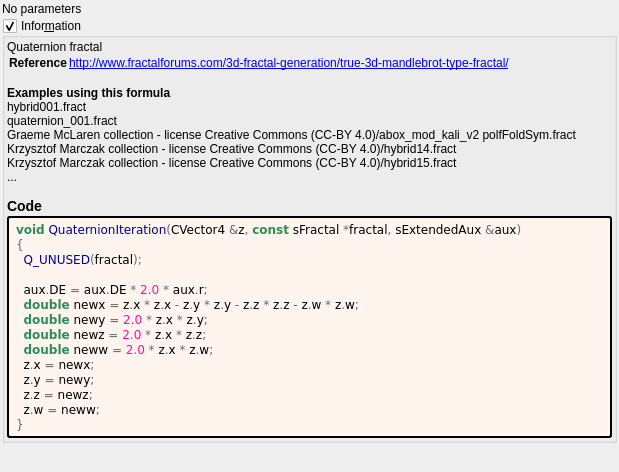
First picture: the form in mandelbulber2/formula/ui/quaternion.ui, repository buddhi1980/mandelbulber2, before the edit.
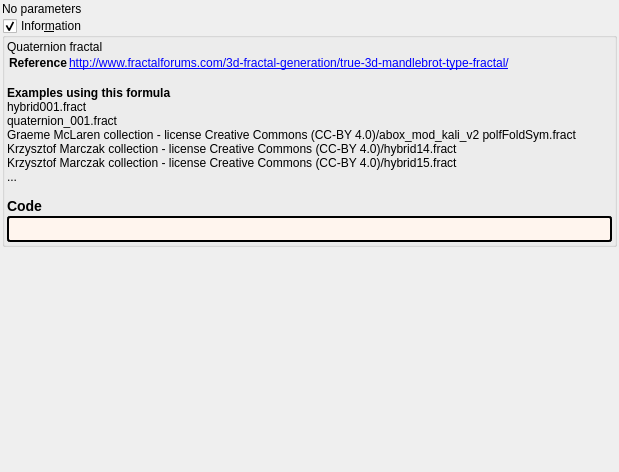
Second picture: the form after the edit. Custom widgets are drawn as their Qt base class.

Diff of the .ui file:
```diff
--- a/mandelbulber2/formula/ui/quaternion.ui
+++ b/mandelbulber2/formula/ui/quaternion.ui
@@ -89,23 +89,7 @@
          <string notr="true">border-style: outset; border-width: 2px; border-radius: 3px; border-color: black; background-color: #fff5ee; padding: 4px;</string>
         </property>
         <property name="text">
-         <string notr="true">&lt;body style=&quot;background-color:#fff5ee&quot;&gt;
-&lt;pre style=&quot;color:#000000; background-color:#fff5ee;  font-family:'Courier New',monospace;&quot;&gt;&lt;span style=&quot;color:#2e8b57; font-weight:bold&quot;&gt;void&lt;/span&gt; &lt;span style=&quot;color:#00008f&quot;&gt;QuaternionIteration&lt;/span&gt;&lt;span style=&quot;color:#676767&quot;&gt;(&lt;/span&gt;CVector4 &lt;span style=&quot;color:#676767&quot;&gt;&amp;amp;&lt;/span&gt;z&lt;span style=&quot;color:#676767&quot;&gt;,&lt;/span&gt; &lt;span style=&quot;color:#2e8b57; font-weight:bold&quot;&gt;const&lt;/span&gt; sFractal &lt;span style=&quot;color:#676767&quot;&gt;*&lt;/span&gt;fractal&lt;span style=&quot;color:#676767&quot;&gt;,&lt;/span&gt; sExtendedAux &lt;span style=&quot;color:#676767&quot;&gt;&amp;amp;&lt;/span&gt;aux&lt;span style=&quot;color:#676767&quot;&gt;)&lt;/span&gt;
-&lt;span style=&quot;color:#676767&quot;&gt;{&lt;/span&gt;
-  &lt;span style=&quot;color:#00008f&quot;&gt;Q_UNUSED&lt;/span&gt;&lt;span style=&quot;color:#676767&quot;&gt;(&lt;/span&gt;fractal&lt;span style=&quot;color:#676767&quot;&gt;);&lt;/span&gt;
-
-  aux&lt;span style=&quot;color:#676767&quot;&gt;.&lt;/span&gt;DE &lt;span style=&quot;color:#676767&quot;&gt;=&lt;/span&gt; aux&lt;span style=&quot;color:#676767&quot;&gt;.&lt;/span&gt;DE &lt;span style=&quot;color:#676767&quot;&gt;*&lt;/span&gt; &lt;span style=&quot;color:#ff1493&quot;&gt;2.0&lt;/span&gt; &lt;span style=&quot;color:#676767&quot;&gt;*&lt;/span&gt; aux&lt;span style=&quot;color:#676767&quot;&gt;.&lt;/span&gt;r&lt;span style=&quot;color:#676767&quot;&gt;;&lt;/span&gt;
-  &lt;span style=&quot;color:#2e8b57; font-weight:bold&quot;&gt;double&lt;/span&gt; newx &lt;span style=&quot;color:#676767&quot;&gt;=&lt;/span&gt; z&lt;span style=&quot;color:#676767&quot;&gt;.&lt;/span&gt;x &lt;span style=&quot;color:#676767&quot;&gt;*&lt;/span&gt; z&lt;span style=&quot;color:#676767&quot;&gt;.&lt;/span&gt;x &lt;span style=&quot;color:#676767&quot;&gt;-&lt;/span&gt; z&lt;span style=&quot;color:#676767&quot;&gt;.&lt;/span&gt;y &lt;span style=&quot;color:#676767&quot;&gt;*&lt;/span&gt; z&lt;span style=&quot;color:#676767&quot;&gt;.&lt;/span&gt;y &lt;span style=&quot;color:#676767&quot;&gt;-&lt;/span&gt; z&lt;span style=&quot;color:#676767&quot;&gt;.&lt;/span&gt;z &lt;span style=&quot;color:#676767&quot;&gt;*&lt;/span&gt; z&lt;span style=&quot;color:#676767&quot;&gt;.&lt;/span&gt;z &lt;span style=&quot;color:#676767&quot;&gt;-&lt;/span&gt; z&lt;span style=&quot;color:#676767&quot;&gt;.&lt;/span&gt;w &lt;span style=&quot;color:#676767&quot;&gt;*&lt;/span&gt; z&lt;span style=&quot;color:#676767&quot;&gt;.&lt;/span&gt;w&lt;span style=&quot;color:#676767&quot;&gt;;&lt;/span&gt;
-  &lt;span style=&quot;color:#2e8b57; font-weight:bold&quot;&gt;double&lt;/span&gt; newy &lt;span style=&quot;color:#676767&quot;&gt;=&lt;/span&gt; &lt;span style=&quot;color:#ff1493&quot;&gt;2.0&lt;/span&gt; &lt;span style=&quot;color:#676767&quot;&gt;*&lt;/span&gt; z&lt;span style=&quot;color:#676767&quot;&gt;.&lt;/span&gt;x &lt;span style=&quot;color:#676767&quot;&gt;*&lt;/span&gt; z&lt;span style=&quot;color:#676767&quot;&gt;.&lt;/span&gt;y&lt;span style=&quot;color:#676767&quot;&gt;;&lt;/span&gt;
-  &lt;span style=&quot;color:#2e8b57; font-weight:bold&quot;&gt;double&lt;/span&gt; newz &lt;span style=&quot;color:#676767&quot;&gt;=&lt;/span&gt; &lt;span style=&quot;color:#ff1493&quot;&gt;2.0&lt;/span&gt; &lt;span style=&quot;color:#676767&quot;&gt;*&lt;/span&gt; z&lt;span style=&quot;color:#676767&quot;&gt;.&lt;/span&gt;x &lt;span style=&quot;color:#676767&quot;&gt;*&lt;/span&gt; z&lt;span style=&quot;color:#676767&quot;&gt;.&lt;/span&gt;z&lt;span style=&quot;color:#676767&quot;&gt;;&lt;/span&gt;
-  &lt;span style=&quot;color:#2e8b57; font-weight:bold&quot;&gt;double&lt;/span&gt; neww &lt;span style=&quot;color:#676767&quot;&gt;=&lt;/span&gt; &lt;span style=&quot;color:#ff1493&quot;&gt;2.0&lt;/span&gt; &lt;span style=&quot;color:#676767&quot;&gt;*&lt;/span&gt; z&lt;span style=&quot;color:#676767&quot;&gt;.&lt;/span&gt;x &lt;span style=&quot;color:#676767&quot;&gt;*&lt;/span&gt; z&lt;span style=&quot;color:#676767&quot;&gt;.&lt;/span&gt;w&lt;span style=&quot;color:#676767&quot;&gt;;&lt;/span&gt;
-  z&lt;span style=&quot;color:#676767&quot;&gt;.&lt;/span&gt;x &lt;span style=&quot;color:#676767&quot;&gt;=&lt;/span&gt; newx&lt;span style=&quot;color:#676767&quot;&gt;;&lt;/span&gt;
-  z&lt;span style=&quot;color:#676767&quot;&gt;.&lt;/span&gt;y &lt;span style=&quot;color:#676767&quot;&gt;=&lt;/span&gt; newy&lt;span style=&quot;color:#676767&quot;&gt;;&lt;/span&gt;
-  z&lt;span style=&quot;color:#676767&quot;&gt;.&lt;/span&gt;z &lt;span style=&quot;color:#676767&quot;&gt;=&lt;/span&gt; newz&lt;span style=&quot;color:#676767&quot;&gt;;&lt;/span&gt;
-  z&lt;span style=&quot;color:#676767&quot;&gt;.&lt;/span&gt;w &lt;span style=&quot;color:#676767&quot;&gt;=&lt;/span&gt; neww&lt;span style=&quot;color:#676767&quot;&gt;;&lt;/span&gt;
-&lt;span style=&quot;color:#676767&quot;&gt;}&lt;/span&gt;
-&lt;/pre&gt;
-&lt;/body&gt;</string>
+         <string notr="true"></string>
         </property>
         <property name="wordWrap">
          <bool>true</bool>
```
